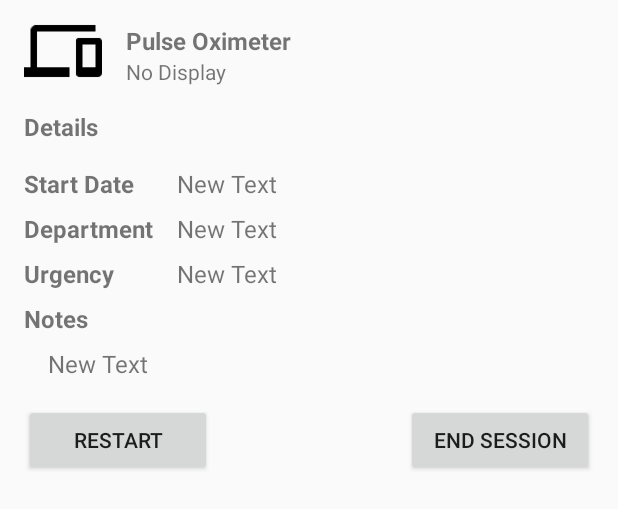
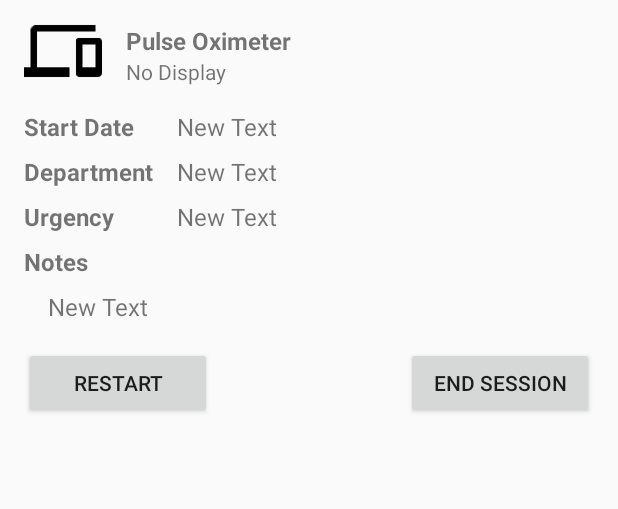
Before and after one commit to mw5tj/EssentialSurgery.techconnect, an Android app: the layout self_help_sliding_view.xml on its own in the app's theme, with its tools: preview values and no code run, on a phone screen of 412 x 824 dp. Shown: the top 509 px of the screen. Run offline under Robolectric (Android 15) with nearby library versions, the phone set to English and light mode, and no system bars; network calls fail.

Commit message:
fixed hiding of sliding panel

```diff
--- a/app/src/main/java/org/centum/techconnect/fragments/SelfHelpFragment.java
+++ b/app/src/main/java/org/centum/techconnect/fragments/SelfHelpFragment.java
@@ -45,7 +45,7 @@ public class SelfHelpFragment extends Fragment implements View.OnClickListener {
 
     private void updateViews() {
         if (currentSession == null) {
-            slidingView.setVisibility(View.GONE);
+            slidingUpPanelLayout.setPanelState(SlidingUpPanelLayout.PanelState.HIDDEN);
             if (introView == null) {
                 introView = (SelfHelpIntroView) getLayoutInflater(null).inflate(R.layout.self_help_intro_view, mainContainer, false);
                 introView.setDevices(DeviceManager.get().getDevices());
@@ -54,7 +54,7 @@ public class SelfHelpFragment extends Fragment implements View.OnClickListener {
             mainContainer.removeAllViews();
             mainContainer.addView(introView);
         } else {
-            slidingView.setVisibility(View.VISIBLE);
+            slidingUpPanelLayout.setPanelState(SlidingUpPanelLayout.PanelState.COLLAPSED);
             slidingView.setSession(currentSession);
             mainContainer.removeAllViews();
         }
--- a/app/src/main/java/org/centum/techconnect/model/Flowchart.java
+++ b/app/src/main/java/org/centum/techconnect/model/Flowchart.java
@@ -3,6 +3,7 @@ package org.centum.techconnect.model;
 import org.json.JSONException;
 import org.json.JSONObject;
 
+import java.util.HashMap;
 import java.util.Map;
 
 /**
@@ -13,7 +14,7 @@ public class Flowchart {
     private String question;
     private String details;
     private String attachment;
-    private Map<String, Flowchart> children;
+    private Map<String, Flowchart> children = new HashMap<>();
 
     public Flowchart(String question, String details, String attachment) {
         this.question = question;
--- a/app/src/main/java/org/centum/techconnect/network/NetworkHelper.java
+++ b/app/src/main/java/org/centum/techconnect/network/NetworkHelper.java
@@ -43,7 +43,7 @@ public class NetworkHelper {
         for (Device device : deviceList) {
             for (DeviceProblem deviceProblem : device.getProblems()) {
                 Map<String, JSONObject> elementMap = loadElements(URL, deviceProblem.getJsonFile());
-                deviceProblem.setFlowchart(loadFlowchart(elementMap, URL, deviceProblem.getJsonFile()));
+                deviceProblem.setFlowchart(loadFlowchart(elementMap, URL, ENTRY_ID));
             }
         }
         return deviceList.toArray(new Device[deviceList.size()]);
@@ -61,7 +61,7 @@ public class NetworkHelper {
         Flowchart flowchart = Flowchart.fromJSON(element);
 
         for (int i = 0; i < children.length(); i++) {
-            if (children.get(i) != null) {
+            if (!children.isNull(i)) {
                 String nextID = children.getString(i);
                 flowchart.addChild(opts.getString(i), loadFlowchart(elementMap, path, nextID));
             } else {
--- a/app/src/main/java/org/centum/techconnect/views/SelfHelpIntroView.java
+++ b/app/src/main/java/org/centum/techconnect/views/SelfHelpIntroView.java
@@ -99,7 +99,6 @@ public class SelfHelpIntroView extends ScrollView implements View.OnClickListene
 
     private void updateProblemSpinner() {
         final DeviceProblem problems[] = selectedDevice.getProblems();
-        problemSpinner.setOnItemClickListener(null);
         String problemNames[] = new String[problems.length];
         for (int i = 0; i < problems.length; i++) {
             problemNames[i] = problems[i].getName();
@@ -107,7 +106,6 @@ public class SelfHelpIntroView extends ScrollView implements View.OnClickListene
         ArrayAdapter<String> adapter = new ArrayAdapter<>(getContext(), android.R.layout.simple_spinner_item, problemNames);
         adapter.setDropDownViewResource(android.R.layout.simple_spinner_dropdown_item);
         problemSpinner.setAdapter(adapter);
-        problemSpinner.setOnItemClickListener(null);
         problemSpinner.setSelection(0);
         problemSpinner.setOnItemSelectedListener(new AdapterView.OnItemSelectedListener() {
             @Override
--- a/app/src/main/res/layout/self_help_intro_view.xml
+++ b/app/src/main/res/layout/self_help_intro_view.xml
@@ -107,6 +107,7 @@
             android:layout_alignParentRight="true"
             android:layout_alignParentStart="true"
             android:layout_below="@+id/urgency_spinner"
+            android:layout_marginTop="8dp"
             android:gravity="center"
             android:text="Alarm does not sound when probe is disconnected or when readings abnormal"
             android:textSize="16sp"
--- a/app/src/main/res/layout/self_help_sliding_view.xml
+++ b/app/src/main/res/layout/self_help_sliding_view.xml
@@ -43,19 +43,6 @@
         android:text="No Display"
         android:textSize="14sp" />
 
-    <TextView
-        android:id="@+id/textView"
-        android:layout_width="wrap_content"
-        android:layout_height="wrap_content"
-        android:layout_alignParentLeft="true"
-        android:layout_alignParentStart="true"
-        android:layout_below="@+id/problem_textView"
-        android:layout_marginLeft="16dp"
-        android:layout_marginTop="16dp"
-        android:text="Details"
-        android:textSize="16dp"
-        android:textStyle="bold" />
-
     <android.support.design.widget.TextInputLayout
         android:layout_width="match_parent"
         android:layout_height="wrap_content">
@@ -66,9 +53,8 @@
         android:id="@+id/textView2"
         android:layout_width="wrap_content"
         android:layout_height="wrap_content"
-        android:layout_alignLeft="@+id/textView"
-        android:layout_alignStart="@+id/textView"
-        android:layout_below="@+id/textView"
+        android:layout_below="@+id/problem_textView"
+        android:layout_marginLeft="16dp"
         android:layout_marginTop="16dp"
         android:text="Start Date"
         android:textSize="16dp"
```
